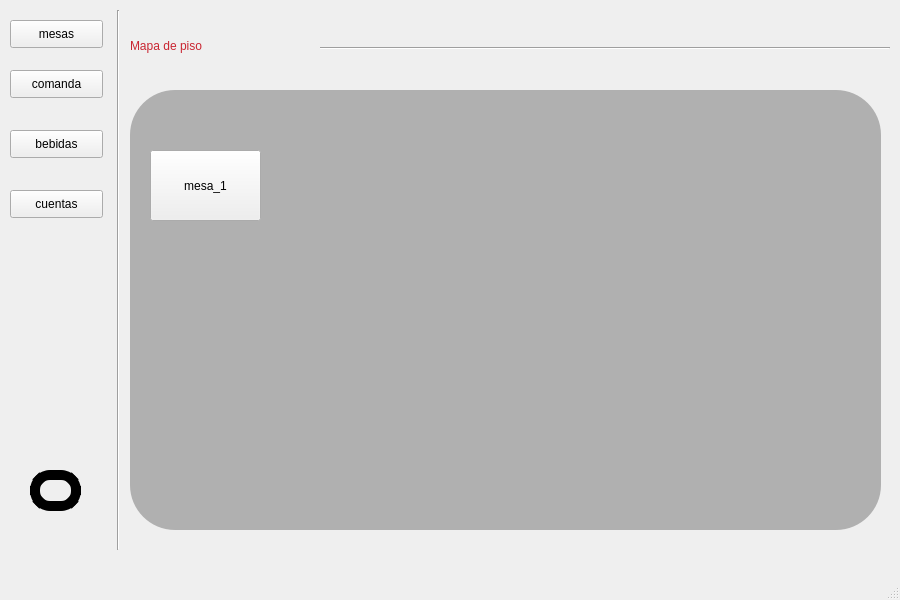
Qt form Restaurante/Mesero/principal_mesero.ui (camvaz/restaurante-ihc) before a commit.
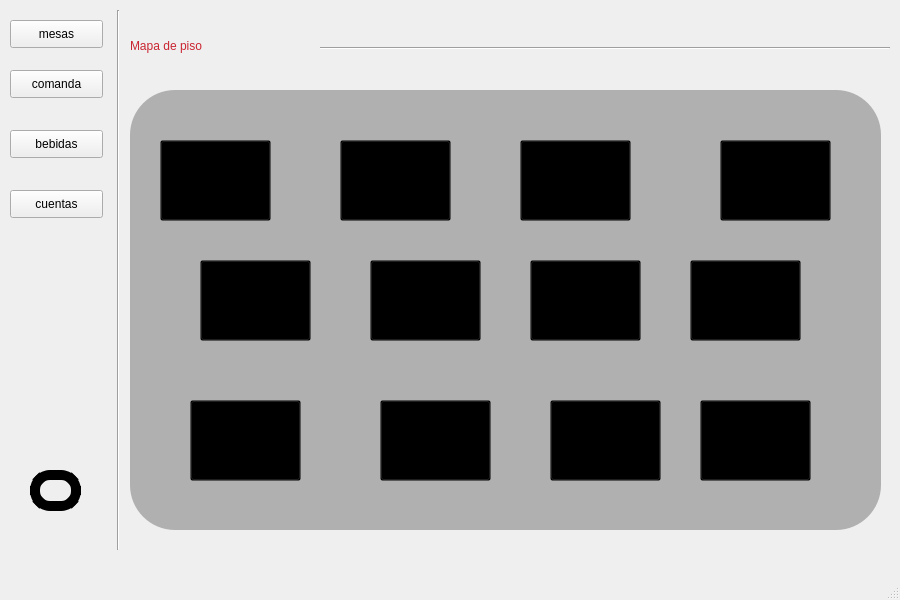
The same form after that commit. The open tabs and pages were chosen to show the change.

Commit message: agregar mesas con imagenes

Patch:
```diff
--- a/Restaurante/Mesero/principal_mesero.ui
+++ b/Restaurante/Mesero/principal_mesero.ui
@@ -152,14 +152,26 @@
      <widget class="QPushButton" name="mesa_1">
       <property name="geometry">
        <rect>
-        <x>20</x>
-        <y>140</y>
+        <x>30</x>
+        <y>130</y>
         <width>111</width>
-        <height>71</height>
+        <height>81</height>
        </rect>
       </property>
+      <property name="cursor">
+       <cursorShape>OpenHandCursor</cursorShape>
+      </property>
+      <property name="styleSheet">
+       <string notr="true">background-color: transparent;</string>
+      </property>
       <property name="text">
-       <string>mesa_1</string>
+       <string> </string>
+      </property>
+      <property name="iconSize">
+       <size>
+        <width>80</width>
+        <height>80</height>
+       </size>
       </property>
      </widget>
      <widget class="QFrame" name="frame">
@@ -185,6 +197,281 @@
       <property name="frameShadow">
        <enum>QFrame::Raised</enum>
       </property>
+      <widget class="QPushButton" name="mesa_2">
+       <property name="geometry">
+        <rect>
+         <x>210</x>
+         <y>50</y>
+         <width>111</width>
+         <height>81</height>
+        </rect>
+       </property>
+       <property name="cursor">
+        <cursorShape>OpenHandCursor</cursorShape>
+       </property>
+       <property name="styleSheet">
+        <string notr="true">background-color: transparent;</string>
+       </property>
+       <property name="text">
+        <string/>
+       </property>
+       <property name="iconSize">
+        <size>
+         <width>80</width>
+         <height>80</height>
+        </size>
+       </property>
+      </widget>
+      <widget class="QPushButton" name="mesa_3">
+       <property name="geometry">
+        <rect>
+         <x>590</x>
+         <y>50</y>
+         <width>111</width>
+         <height>81</height>
+        </rect>
+       </property>
+       <property name="cursor">
+        <cursorShape>OpenHandCursor</cursorShape>
+       </property>
+       <property name="styleSheet">
+        <string notr="true">background-color: transparent;</string>
+       </property>
+       <property name="text">
+        <string/>
+       </property>
+       <property name="iconSize">
+        <size>
+         <width>80</width>
+         <height>80</height>
+        </size>
+       </property>
+      </widget>
+      <widget class="QPushButton" name="mesa_4">
+       <property name="geometry">
+        <rect>
+         <x>240</x>
+         <y>170</y>
+         <width>111</width>
+         <height>81</height>
+        </rect>
+       </property>
+       <property name="cursor">
+        <cursorShape>OpenHandCursor</cursorShape>
+       </property>
+       <property name="styleSheet">
+        <string notr="true">background-color: transparent;</string>
+       </property>
+       <property name="text">
+        <string/>
+       </property>
+       <property name="iconSize">
+        <size>
+         <width>80</width>
+         <height>80</height>
+        </size>
+       </property>
+      </widget>
+      <widget class="QPushButton" name="mesa_5">
+       <property name="geometry">
+        <rect>
+         <x>390</x>
+         <y>50</y>
+         <width>111</width>
+         <height>81</height>
+        </rect>
+       </property>
+       <property name="cursor">
+        <cursorShape>OpenHandCursor</cursorShape>
+       </property>
+       <property name="styleSheet">
+        <string notr="true">background-color: transparent;</string>
+       </property>
+       <property name="text">
+        <string/>
+       </property>
+       <property name="iconSize">
+        <size>
+         <width>80</width>
+         <height>80</height>
+        </size>
+       </property>
+      </widget>
+      <widget class="QPushButton" name="mesa_6">
+       <property name="geometry">
+        <rect>
+         <x>70</x>
+         <y>170</y>
+         <width>111</width>
+         <height>81</height>
+        </rect>
+       </property>
+       <property name="cursor">
+        <cursorShape>OpenHandCursor</cursorShape>
+       </property>
+       <property name="styleSheet">
+        <string notr="true">background-color: transparent;</string>
+       </property>
+       <property name="text">
+        <string/>
+       </property>
+       <property name="iconSize">
+        <size>
+         <width>80</width>
+         <height>80</height>
+        </size>
+       </property>
+      </widget>
+      <widget class="QPushButton" name="mesa_7">
+       <property name="geometry">
+        <rect>
+         <x>400</x>
+         <y>170</y>
+         <width>111</width>
+         <height>81</height>
+        </rect>
+       </property>
+       <property name="cursor">
+        <cursorShape>OpenHandCursor</cursorShape>
+       </property>
+       <property name="styleSheet">
+        <string notr="true">background-color: transparent;</string>
+       </property>
+       <property name="text">
+        <string/>
+       </property>
+       <property name="iconSize">
+        <size>
+         <width>80</width>
+         <height>80</height>
+        </size>
+       </property>
+      </widget>
+      <widget class="QPushButton" name="mesa_8">
+       <property name="geometry">
+        <rect>
+         <x>560</x>
+         <y>170</y>
+         <width>111</width>
+         <height>81</height>
+        </rect>
+       </property>
+       <property name="cursor">
+        <cursorShape>OpenHandCursor</cursorShape>
+       </property>
+       <property name="styleSheet">
+        <string notr="true">background-color: transparent;</string>
+       </property>
+       <property name="text">
+        <string/>
+       </property>
+       <property name="iconSize">
+        <size>
+         <width>80</width>
+         <height>80</height>
+        </size>
+       </property>
+      </widget>
+      <widget class="QPushButton" name="mesa_9">
+       <property name="geometry">
+        <rect>
+         <x>60</x>
+         <y>310</y>
+         <width>111</width>
+         <height>81</height>
+        </rect>
+       </property>
+       <property name="cursor">
+        <cursorShape>OpenHandCursor</cursorShape>
+       </property>
+       <property name="styleSheet">
+        <string notr="true">background-color: transparent;</string>
+       </property>
+       <property name="text">
+        <string/>
+       </property>
+       <property name="iconSize">
+        <size>
+         <width>80</width>
+         <height>80</height>
+        </size>
+       </property>
+      </widget>
+      <widget class="QPushButton" name="mesa_10">
+       <property name="geometry">
+        <rect>
+         <x>250</x>
+         <y>310</y>
+         <width>111</width>
+         <height>81</height>
+        </rect>
+       </property>
+       <property name="cursor">
+        <cursorShape>OpenHandCursor</cursorShape>
+       </property>
+       <property name="styleSheet">
+        <string notr="true">background-color: transparent;</string>
+       </property>
+       <property name="text">
+        <string/>
+       </property>
+       <property name="iconSize">
+        <size>
+         <width>80</width>
+         <height>80</height>
+        </size>
+       </property>
+      </widget>
+      <widget class="QPushButton" name="mesa_11">
+       <property name="geometry">
+        <rect>
+         <x>420</x>
+         <y>310</y>
+         <width>111</width>
+         <height>81</height>
+        </rect>
+       </property>
+       <property name="cursor">
+        <cursorShape>OpenHandCursor</cursorShape>
+       </property>
+       <property name="styleSheet">
+        <string notr="true">background-color: transparent;</string>
+       </property>
+       <property name="text">
+        <string/>
+       </property>
+       <property name="iconSize">
+        <size>
+         <width>80</width>
+         <height>80</height>
+        </size>
+       </property>
+      </widget>
+      <widget class="QPushButton" name="mesa_12">
+       <property name="geometry">
+        <rect>
+         <x>570</x>
+         <y>310</y>
+         <width>111</width>
+         <height>81</height>
+        </rect>
+       </property>
+       <property name="cursor">
+        <cursorShape>OpenHandCursor</cursorShape>
+       </property>
+       <property name="styleSheet">
+        <string notr="true">background-color: transparent;</string>
+       </property>
+       <property name="text">
+        <string/>
+       </property>
+       <property name="iconSize">
+        <size>
+         <width>80</width>
+         <height>80</height>
+        </size>
+       </property>
+      </widget>
      </widget>
      <zorder>frame</zorder>
      <zorder>label_3</zorder>
```
Left out of the diff: 2 changed lines with no effect on the pictures. The commit also changes 1 other file.
